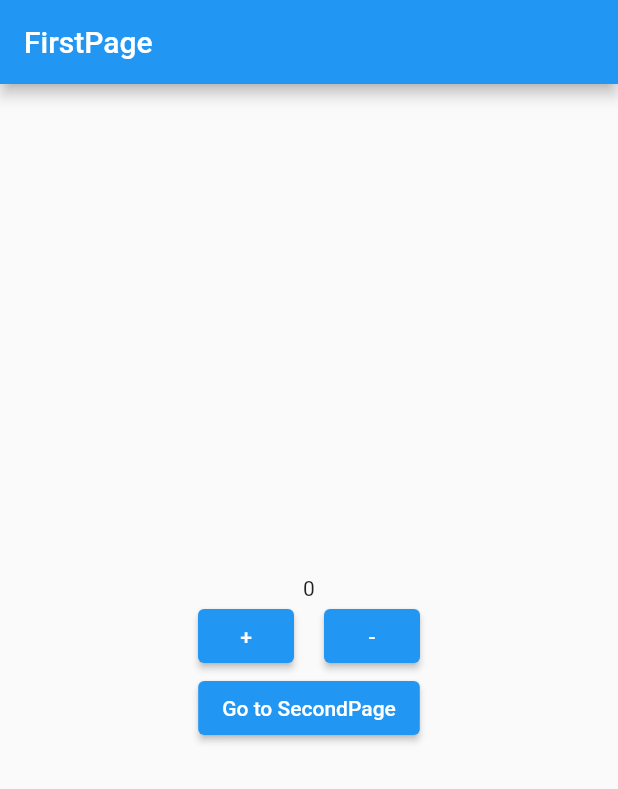
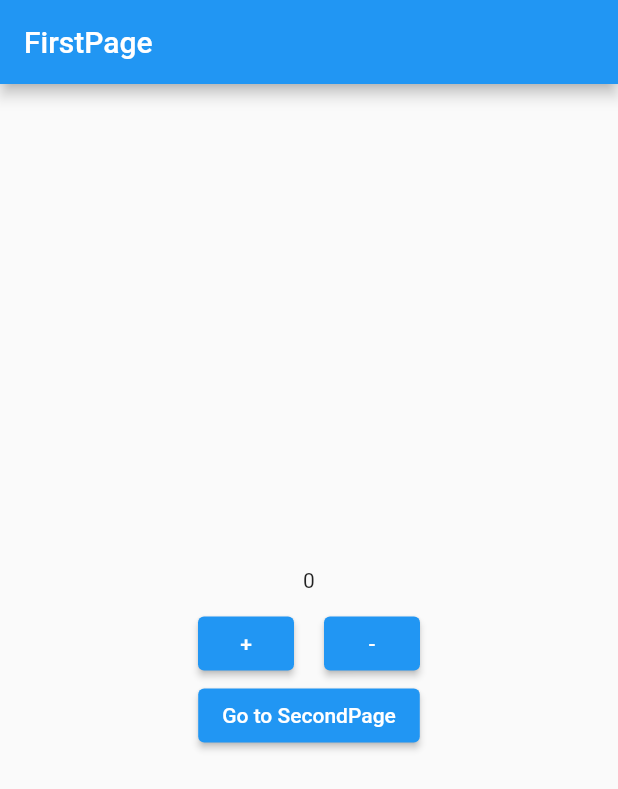
Before and after one commit to stone1098/flutter_state_GetX, a Flutter app: the screen it shows after launch, on a phone screen of 412 x 824 dp. Shown: the top 789 px of the screen. Run offline on Flutter 3.47's test engine with Material 2 defaults, Android fonts, the phone set to English and light mode, and no system bars; our stand-ins replace get.

Commit message:
GetX 예제

```diff
--- a/lib/main.dart
+++ b/lib/main.dart
@@ -20,6 +20,7 @@ class Home extends StatelessWidget {
           mainAxisAlignment: MainAxisAlignment.center,
           children: [
             Obx(() => Text('${c.count}')),
+            Padding(padding: EdgeInsets.all(5)),
             Row(
               mainAxisAlignment: MainAxisAlignment.center,
               children: [
```
